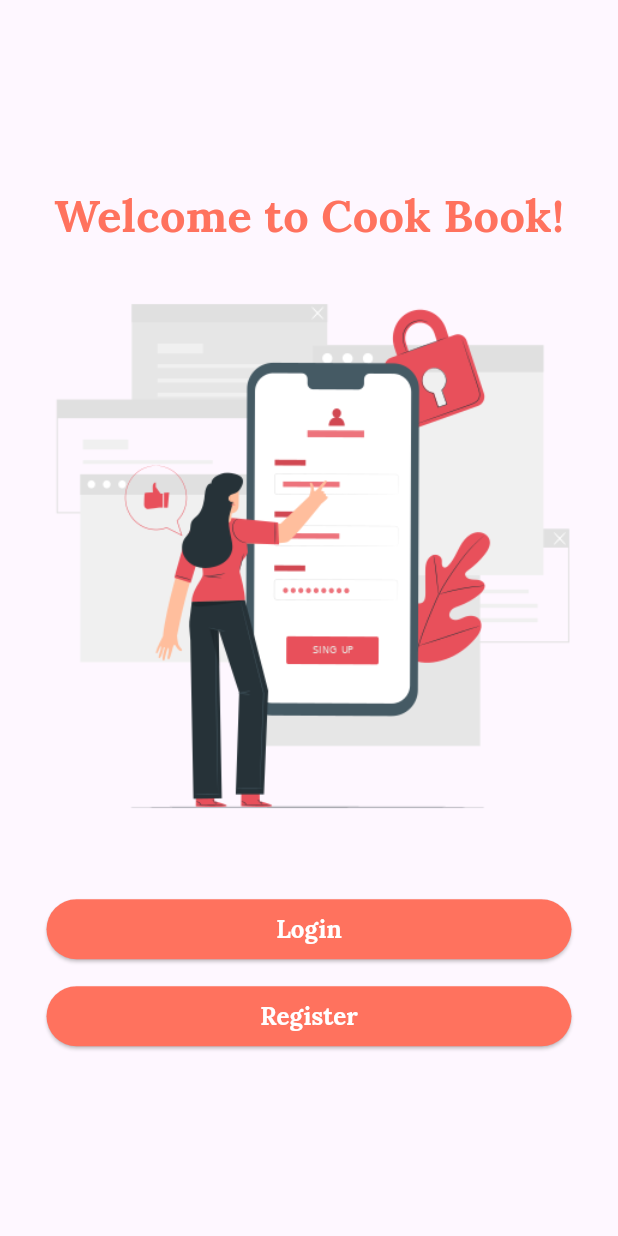
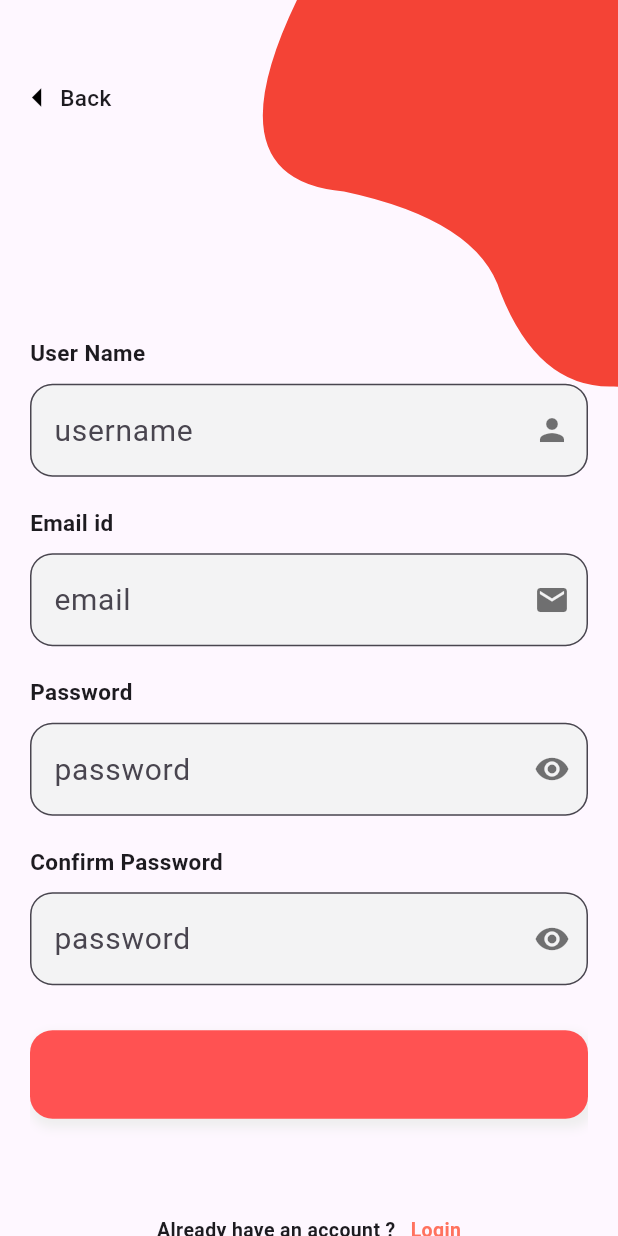
Before and after one commit to harsh12121212/receipeapp, a Flutter app: the screen it shows after launch, after a tap on "Register", on a phone screen of 412 x 824 dp. Run offline on Flutter 3.47's test engine with Material 3 defaults, Android fonts, the phone set to English and light mode, and no system bars; our stand-ins replace google_fonts.

Commit message:
registration_screen.dart

```diff
--- a/lib/main.dart
+++ b/lib/Screens/main.dart
@@ -1,5 +1,5 @@
 import 'package:flutter/material.dart';
-import 'package:receipeapp/welcome_screen.dart';
+import 'package:receipeapp/Screens/welcome_screen.dart';
 import 'splash_screen.dart';
 
 void main() {
@@ -13,7 +13,7 @@ class MyApp extends StatelessWidget {
       debugShowCheckedModeBanner: false,
       theme: ThemeData(
         appBarTheme: AppBarTheme(
-          color: Color(0xFFFF725E), // Set the background color of the app bar
+          color: Color(0xFFFF725E),
         ),
       ),
       home: FutureBuilder(
--- /dev/null
+++ b/lib/Screens/registration_screen.dart
@@ -0,0 +1,350 @@
+import 'package:flutter/material.dart';
+import 'package:receipeapp/Widget/BezierContainer.dart';
+import 'package:receipeapp/Screens/login_screen.dart';
+
+class SignUpPage extends StatefulWidget {
+  const SignUpPage({Key? key, this.title}) : super(key: key);
+
+  final String? title;
+
+  @override
+  _SignUpPageState createState() => _SignUpPageState();
+}
+
+class _SignUpPageState extends State<SignUpPage> {
+  @override
+  Widget build(BuildContext context) {
+    final height = MediaQuery.of(context).size.height;
+    return Scaffold(
+      body: SafeArea(
+        child: Container(
+          height: height,
+          child: Stack(
+            children: <Widget>[
+              Positioned(
+                top: -MediaQuery.of(context).size.height * .15,
+                right: -MediaQuery.of(context).size.width * .4,
+                child: BezierContainer(),
+              ),
+              Container(
+                padding: EdgeInsets.symmetric(horizontal: 20),
+                child: SingleChildScrollView(
+                  child: Column(
+                    crossAxisAlignment: CrossAxisAlignment.center,
+                    mainAxisAlignment: MainAxisAlignment.center,
+                    children: <Widget>[
+                      SizedBox(height: height * .2),
+                      SizedBox(
+                        height: 50,
+                      ),
+                      Column(
+                        children: <Widget>[
+                          Container(
+                            margin: EdgeInsets.symmetric(
+                              vertical: 10,
+                            ),
+                            child: Column(
+                              crossAxisAlignment: CrossAxisAlignment.start,
+                              children: <Widget>[
+                                Text(
+                                  "User Name",
+                                  style: TextStyle(
+                                    fontWeight: FontWeight.bold,
+                                    fontSize: 15,
+                                  ),
+                                ),
+                                SizedBox(
+                                  height: 10,
+                                ),
+                                TextField(
+                                  style: TextStyle(
+                                    fontSize: 20,
+                                  ),
+                                  textAlign: TextAlign.start,
+                                  obscureText: false,
+                                  decoration: InputDecoration(
+                                    hintText: "username",
+                                    suffixIcon: Icon(
+                                      Icons.person,
+                                      color: Colors.black54,
+                                    ),
+                                    border: OutlineInputBorder(
+                                      borderRadius: BorderRadius.circular(
+                                        15,
+                                      ),
+                                    ),
+                                    fillColor: Color(
+                                      0xfff3f3f4,
+                                    ),
+                                    filled: true,
+                                  ),
+                                ),
+                              ],
+                            ),
+                          ),
+                          Container(
+                            margin: EdgeInsets.symmetric(
+                              vertical: 10,
+                            ),
+                            child: Column(
+                              crossAxisAlignment: CrossAxisAlignment.start,
+                              children: <Widget>[
+                                Text(
+                                  "Email id",
+                                  style: TextStyle(
+                                    fontWeight: FontWeight.bold,
+                                    fontSize: 15,
+                                  ),
+                                ),
+                                SizedBox(
+                                  height: 10,
+                                ),
+                                TextField(
+                                  style: TextStyle(
+                                    fontSize: 20,
+                                  ),
+                                  textAlign: TextAlign.start,
+                                  obscureText: false,
+                                  decoration: InputDecoration(
+                                    hintText: "email",
+                                    suffixIcon: Icon(
+                                      Icons.email,
+                                      color: Colors.black54,
+                                    ),
+                                    border: OutlineInputBorder(
+                                      borderRadius: BorderRadius.circular(
+                                        15,
+                                      ),
+                                    ),
+                                    fillColor: Color(
+                                      0xfff3f3f4,
+                                    ),
+                                    filled: true,
+                                  ),
+                                ),
+                              ],
+                            ),
+                          ),
+                          Container(
+                            margin: EdgeInsets.symmetric(
+                              vertical: 10,
+                            ),
+                            child: Column(
+                              crossAxisAlignment: CrossAxisAlignment.start,
+                              children: <Widget>[
+                                Text(
+                                  "Password",
+                                  style: TextStyle(
+                                    fontWeight: FontWeight.bold,
+                                    fontSize: 15,
+                                  ),
+                                ),
+                                SizedBox(
+                                  height: 10,
+                                ),
+                                TextField(
+                                  style: TextStyle(
+                                    fontSize: 20,
+                                  ),
+                                  textAlign: TextAlign.start,
+                                  obscureText: true,
+                                  decoration: InputDecoration(
+                                    hintText: "password",
+                                    suffixIcon: Icon(
+                                      Icons.visibility,
+                                      color: Colors.black54,
+                                    ),
+                                    border: OutlineInputBorder(
+                                      borderRadius: BorderRadius.circular(
+                                        15,
+                                      ),
+                                    ),
+                                    fillColor: Color(
+                                      0xfff3f3f4,
+                                    ),
+                                    filled: true,
+                                  ),
+                                ),
+                              ],
+                            ),
+                          ),
+                          Container(
+                            margin: EdgeInsets.symmetric(
+                              vertical: 10,
+                            ),
+                            child: Column(
+                              crossAxisAlignment: CrossAxisAlignment.start,
+                              children: <Widget>[
+                                Text(
+                                  "Confirm Password",
+                                  style: TextStyle(
+                                    fontWeight: FontWeight.bold,
+                                    fontSize: 15,
+                                  ),
+                                ),
+                                SizedBox(
+                                  height: 10,
+                                ),
+                                TextField(
+                                  style: TextStyle(
+                                    fontSize: 20,
+                                  ),
+                                  textAlign: TextAlign.start,
+                                  obscureText: true,
+                                  decoration: InputDecoration(
+                                    hintText: "password",
+                                    suffixIcon: Icon(
+                                      Icons.visibility,
+                                      color: Colors.black54,
+                                    ),
+                                    border: OutlineInputBorder(
+                                      borderRadius: BorderRadius.circular(
+                                        15,
+                                      ),
+                                    ),
+                                    fillColor: Color(
+                                      0xfff3f3f4,
+                                    ),
+                                    filled: true,
+                                  ),
+                                ),
+                              ],
+                            ),
+                          ),
+                        ],
+                      ),
+                      SizedBox(
+                        height: 20,
+                      ),
+                      Container(
+                        width: MediaQuery.of(context).size.width,
+                        padding: EdgeInsets.symmetric(
+                          vertical: 15,
+                        ),
+                        alignment: Alignment.center,
+                        decoration: BoxDecoration(
+                          borderRadius: BorderRadius.all(
+                            Radius.circular(
+                              15,
+                            ),
+                          ),
+                          boxShadow: <BoxShadow>[
+                            BoxShadow(
+                              color: Colors.grey.shade200,
+                              offset: Offset(
+                                2,
+                                4,
+                              ),
+                              blurRadius: 5,
+                              spreadRadius: 2,
+                            )
+                          ],
+                          gradient: LinearGradient(
+                            begin: Alignment.centerLeft,
+                            end: Alignment.centerRight,
+                            colors: const [
+                              Colors.redAccent,
+                              Colors.redAccent,
+                            ],
+                          ),
+                        ),
+                        child: Text(
+                          'Register Now',
+                          style: TextStyle(
+                            fontSize: 20,
+                            color: Colors.redAccent,
+                          ),
+                        ),
+                      ),
+                      SizedBox(
+                        height: 30,
+                      ),
+                      InkWell(
+                        onTap: () {
+                          Navigator.push(
+                            context,
+                            MaterialPageRoute(
+                              builder: (context) => LoginScreen(),
+                            ),
+                          );
+                        },
+                        child: Container(
+                          margin: EdgeInsets.symmetric(
+                            vertical: 20,
+                          ),
+                          padding: EdgeInsets.all(15),
+                          alignment: Alignment.bottomCenter,
+                          child: Row(
+                            mainAxisAlignment: MainAxisAlignment.center,
+                            children: const <Widget>[
+                              Text(
+                                'Already have an account ?',
+                                style: TextStyle(
+                                  fontSize: 13,
+                                  fontWeight: FontWeight.w600,
+                                ),
+                              ),
+                              SizedBox(
+                                width: 10,
+                              ),
+                              Text(
+                                'Login',
+                                style: TextStyle(
+                                  color: Color(
+                                    0xFFFF725E,),
+                                  fontSize: 13,
+                                  fontWeight: FontWeight.w600,
+                                ),
+                              ),
+                            ],
+                          ),
+                        ),
+                      ),
+                    ],
+                  ),
+                ),
+              ),
+              Positioned(
+                top: 40,
+                left: 0,
+                child: InkWell(
+                  onTap: () {
+                    Navigator.pop(context);
+                  },
+                  child: Container(
+                    padding: EdgeInsets.symmetric(
+                      horizontal: 10,
+                    ),
+                    child: Row(
+                      children: <Widget>[
+                        Container(
+                          padding: EdgeInsets.only(
+                            left: 0,
+                            top: 10,
+                            bottom: 10,
+                          ),
+                          child: Icon(
+                            Icons.arrow_left,
+                            color: Colors.black,
+                            size: 30,
+                          ),
+                        ),
+                        Text(
+                          'Back',
+                          style: TextStyle(
+                            fontSize: 15,
+                            fontWeight: FontWeight.w500,
+                          ),
+                        ),
+                      ],
+                    ),
+                  ),
+                ),
+              ),
+            ],
+          ),
+        ),
+      ),
+    );
+  }
+}
--- a/lib/welcome_screen.dart
+++ b/lib/Screens/welcome_screen.dart
@@ -1,6 +1,7 @@
 import 'package:flutter/material.dart';
 import 'package:google_fonts/google_fonts.dart';
-import 'package:receipeapp/login_screen.dart';
+import 'package:receipeapp/Screens/login_screen.dart';
+import 'package:receipeapp/Screens/registration_screen.dart';
 
 class WelcomeScreen extends StatelessWidget {
   @override
@@ -48,8 +49,10 @@ class WelcomeScreen extends StatelessWidget {
             SizedBox(height: 10),
             ElevatedButton(
               onPressed: () {
-                // Add register button functionality
-                // For example, you can navigate to the register screen
+                Navigator.push(
+                  context,
+                  MaterialPageRoute(builder: (context) => SignUpPage()),
+                );
               },
               style: ElevatedButton.styleFrom(
                 primary: Color(0xFFFF725E), // Set the button color to #FF725E
--- /dev/null
+++ b/lib/Widget/BezierContainer.dart
@@ -0,0 +1,35 @@
+import 'dart:math';
+
+import 'package:flutter/material.dart';
+
+import 'customClipper.dart';
+
+class BezierContainer extends StatelessWidget {
+  const BezierContainer({Key? key}) : super(key: key);
+
+  @override
+  Widget build(BuildContext context) {
+    return Container(
+      child: Transform.rotate(
+        angle: -pi / 3.5,
+        child: ClipPath(
+          clipper: ClipPainter(),
+          child: Container(
+            height: MediaQuery.of(context).size.height * .5,
+            width: MediaQuery.of(context).size.width,
+            decoration: BoxDecoration(
+              gradient: LinearGradient(
+                begin: Alignment.topCenter,
+                end: Alignment.bottomCenter,
+                colors: [
+                  Colors.red,
+                  Colors.red,
+                ],
+              ),
+            ),
+          ),
+        ),
+      ),
+    );
+  }
+}
--- /dev/null
+++ b/lib/Widget/customClipper.dart
@@ -0,0 +1,44 @@
+import 'package:flutter/material.dart';
+import 'package:flutter/painting.dart';
+
+class ClipPainter extends CustomClipper<Path> {
+  @override
+  Path getClip(Size size) {
+    var height = size.height;
+    var width = size.width;
+    var path = new Path();
+
+    path.lineTo(0, size.height);
+    path.lineTo(size.width, height);
+    path.lineTo(size.width, 0);
+
+    /// [Top Left corner]
+    var secondControlPoint = Offset(0, 0);
+    var secondEndPoint = Offset(width * .2, height * .3);
+    path.quadraticBezierTo(secondControlPoint.dx, secondControlPoint.dy,
+        secondEndPoint.dx, secondEndPoint.dy);
+
+    /// [Left Middle]
+    var fifthControlPoint = Offset(width * .3, height * .5);
+    var fiftEndPoint = Offset(width * .23, height * .6);
+    path.quadraticBezierTo(fifthControlPoint.dx, fifthControlPoint.dy,
+        fiftEndPoint.dx, fiftEndPoint.dy);
+
+    /// [Bottom Left corner]
+    var thirdControlPoint = Offset(0, height);
+    var thirdEndPoint = Offset(width, height);
+    path.quadraticBezierTo(thirdControlPoint.dx, thirdControlPoint.dy,
+        thirdEndPoint.dx, thirdEndPoint.dy);
+
+    path.lineTo(0, size.height);
+    path.close();
+
+    return path;
+  }
+
+  @override
+  bool shouldReclip(CustomClipper<Path> oldClipper) {
+    // TODO: implement shouldReclip
+    return true;
+  }
+}
```
Also changed, not shown: lib/Screens/login_screen.dart (renamed from lib/login_screen.dart), lib/Screens/splash_screen.dart (renamed from lib/splash_screen.dart), 1 other file.
